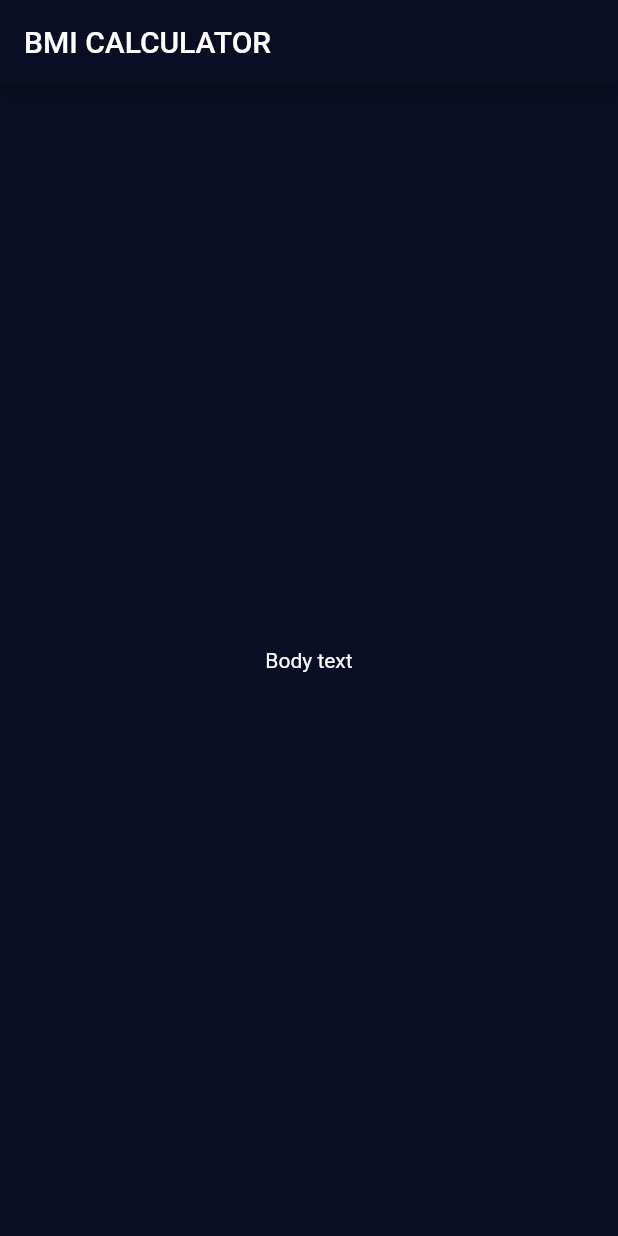
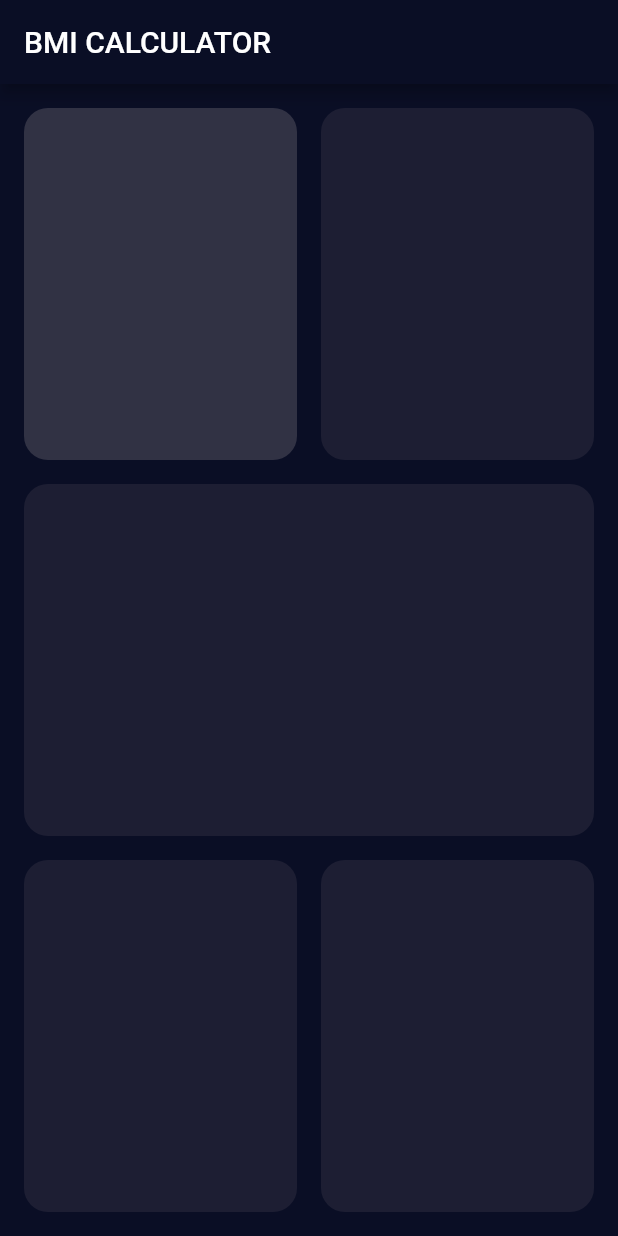
Before and after one commit to jaksm/bmi_calculator, a Flutter app: the screen it shows after launch, on a phone screen of 412 x 824 dp. Run offline on Flutter 3.47's test engine with Material 2 defaults, Android fonts, the phone set to English and light mode, and no system bars.

Commit message:
Add Tile widget

```diff
--- a/lib/screens/input_screen.dart
+++ b/lib/screens/input_screen.dart
@@ -1,4 +1,6 @@
 import 'package:flutter/material.dart';
+
+import '../widgets/tile.dart';
 
 class InputScreen extends StatefulWidget {
   InputScreen({Key? key}) : super(key: key);
@@ -14,8 +16,37 @@ class _InputScreenState extends State<InputScreen> {
       appBar: AppBar(
         title: Text('BMI CALCULATOR'),
       ),
-      body: Center(
-        child: Text('Body text'),
+      body: SafeArea(
+        child: Padding(
+          padding: const EdgeInsets.all(8.0),
+          child: Column(
+            children: [
+              Expanded(
+                child: Row(
+                  children: [
+                    Tile(selected: true),
+                    Tile(),
+                  ],
+                ),
+              ),
+              Expanded(
+                child: Row(
+                  children: [
+                    Tile(),
+                  ],
+                ),
+              ),
+              Expanded(
+                child: Row(
+                  children: [
+                    Tile(),
+                    Tile(),
+                  ],
+                ),
+              ),
+            ],
+          ),
+        ),
       ),
     );
   }
--- /dev/null
+++ b/lib/widgets/tile.dart
@@ -0,0 +1,23 @@
+import 'package:flutter/material.dart';
+
+class Tile extends StatelessWidget {
+  static Color dark = Color(0xFF1D1E33);
+  static Color light = Color(0xFF313244);
+
+  Tile({this.selected = false});
+
+  final bool selected;
+
+  @override
+  Widget build(BuildContext context) {
+    return Expanded(
+      child: Container(
+        margin: EdgeInsets.all(8.0),
+        decoration: BoxDecoration(
+          color: selected ? Tile.light : Tile.dark,
+          borderRadius: BorderRadius.circular(16.0),
+        ),
+      ),
+    );
+  }
+}
```
